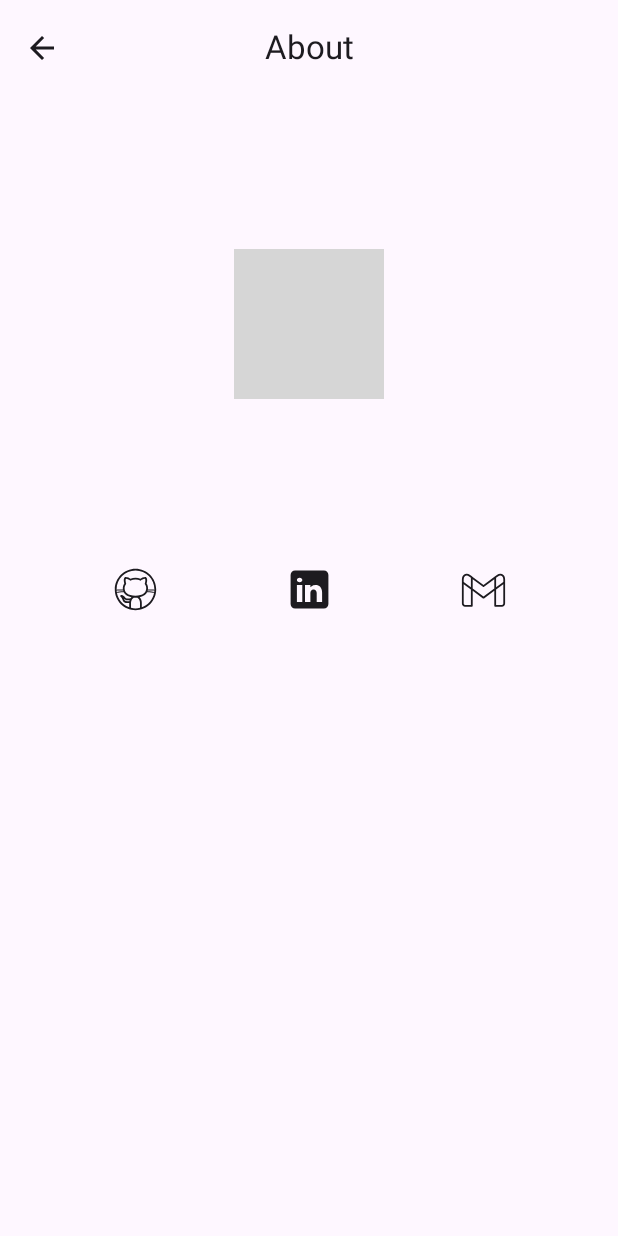
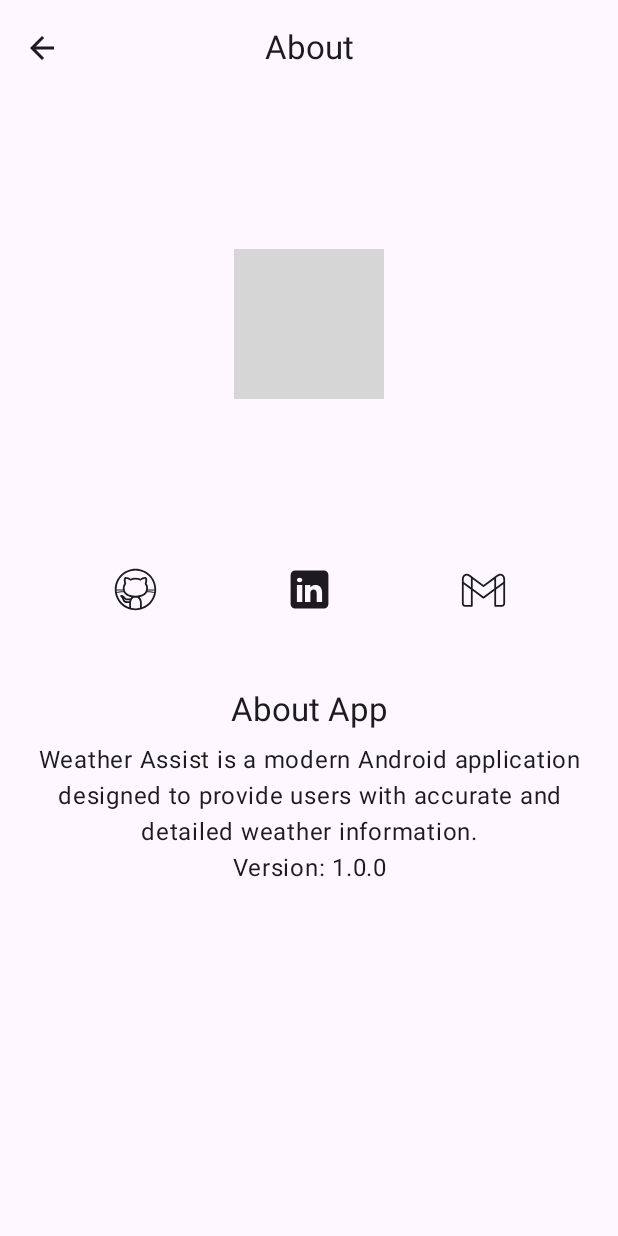
Before and after one commit to ApexPlayground/WeatherAssist, an Android app built with Jetpack Compose: the AboutScreen screen opened through its navigation route, on a phone screen of 412 x 824 dp. Run offline under Robolectric (Android 15) with nearby library versions, the phone set to English and light mode, and no system bars; our stand-ins replace Dagger/Hilt's generated code; grey boxes are pictures that could not be loaded.

Commit message:
Added a short description in about screen

```diff
--- a/app/src/main/java/com/example/weatherassist/screens/AboutScreen.kt
+++ b/app/src/main/java/com/example/weatherassist/screens/AboutScreen.kt
@@ -115,36 +115,40 @@ fun AboutScreen(navController: NavHostController) {
                     )
                 }
             }
-//
-//            Row(
-//                modifier = Modifier
-//                    .padding(16.dp)
-//                    .fillMaxWidth(),
-//                verticalAlignment = Alignment.CenterVertically,
-//                horizontalArrangement = Arrangement.SpaceEvenly,
-//            ) {
-//                // App Version
-//                Column (
-//                    modifier = Modifier
-//                        .padding(top = 80.dp)
-//
-//                ){
-//
-//                    Text(
-//                        text = "App Version",
-//                        style = MaterialTheme.typography.titleLarge.copy(
-//                            color = MaterialTheme.colorScheme.onSurface
-//                        )
-//                    )
-//                    Text(
-//                        text = "1.0.0",
-//                        style = MaterialTheme.typography.bodyLarge.copy(
-//                            color = MaterialTheme.colorScheme.onSurface
-//                        ),
-//                        textAlign = TextAlign.Center
-//                    )
-//                }
-//            }
+
+            Row(
+                modifier = Modifier
+                    .padding(16.dp)
+                    .fillMaxWidth(),
+                verticalAlignment = Alignment.CenterVertically,
+                horizontalArrangement = Arrangement.SpaceEvenly,
+            ) {
+                // App Version
+                Column (
+                    modifier = Modifier
+                        .padding(top = 25.dp)
+
+                ){
+
+                    Text(
+                        text = "About App",
+                        style = MaterialTheme.typography.titleLarge.copy(
+                            color = MaterialTheme.colorScheme.onSurface
+
+                        ), textAlign = TextAlign.Center,
+                        modifier = Modifier
+                            .fillMaxWidth()
+                            .padding(bottom = 10.dp)
+                    )
+                    Text(
+                        text = "Weather Assist is a modern Android application designed to provide users with accurate and detailed weather information.\nVersion: 1.0.0",
+                        style = MaterialTheme.typography.bodyLarge.copy(
+                            color = MaterialTheme.colorScheme.onSurface
+                        ),
+                        textAlign = TextAlign.Center
+                    )
+                }
+            }
 
         }
     }
```
